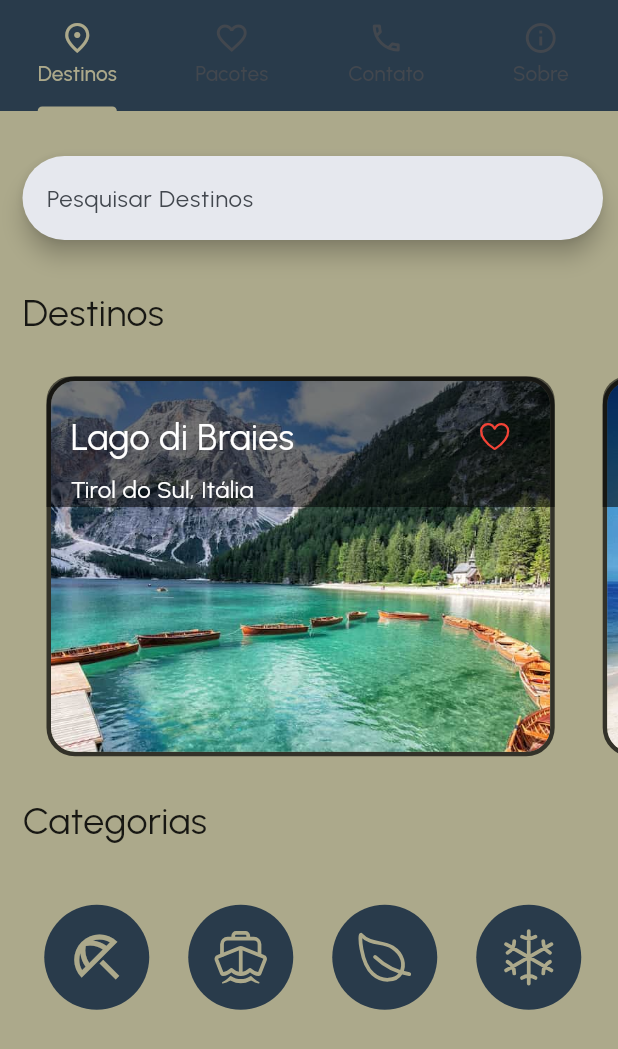
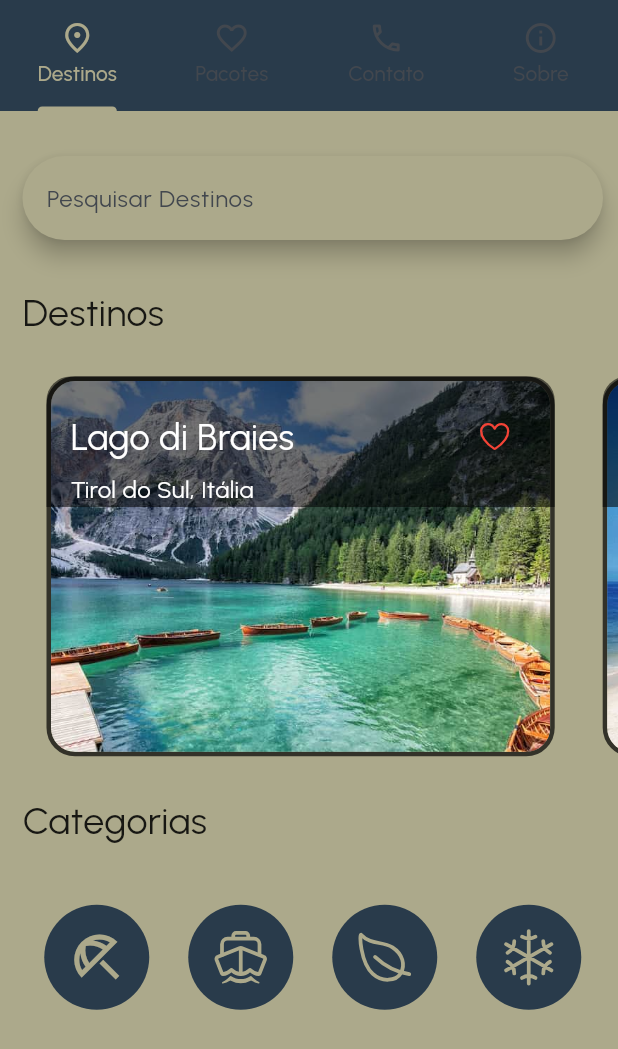
Before and after one commit to Alvimm/m4n2, a Flutter app: the screen it shows after launch, on a phone screen of 412 x 824 dp. Shown: the top 1049 px of the screen. Run offline on Flutter 3.47's test engine with Material 3 defaults, Android fonts, the phone set to English and light mode, and no system bars; our stand-ins replace google_fonts, ionicons; statements that could not run were skipped.

Commit message:
Add custom search bar widget

```diff
--- a/lib/screens/destinations_screen.dart
+++ b/lib/screens/destinations_screen.dart
@@ -1,6 +1,7 @@
 import 'package:explore_mundo_app/utils/colors.dart';
 import 'package:explore_mundo_app/widgets/banner_destinations.dart';
 import 'package:explore_mundo_app/widgets/category_icon_btn.dart';
+import 'package:explore_mundo_app/widgets/custom_search_bar.dart';
 import 'package:explore_mundo_app/widgets/heading_text.dart';
 import 'package:flutter/material.dart';
 import 'package:ionicons/ionicons.dart';
@@ -18,13 +19,7 @@ class DestinationsScreen extends StatelessWidget {
           left: 15,
         ),
         children: const <Widget>[
-          Padding(
-            padding: EdgeInsets.only(right: 10, bottom: 30),
-            child: SearchBar(
-              hintText: 'Pesquisar Destinos',
-            ),
-          ),
-
+          CustomSearchBar(),
           HeadingText(heading: 'Destinos'),
           BannerDestinations(),
           HeadingText(
--- /dev/null
+++ b/lib/widgets/custom_search_bar.dart
@@ -0,0 +1,28 @@
+import 'package:explore_mundo_app/utils/colors.dart';
+import 'package:flutter/material.dart';
+
+class CustomSearchBar extends StatelessWidget {
+  const CustomSearchBar({super.key});
+
+  @override
+  Widget build(BuildContext context) {
+    return Padding(
+      padding: const EdgeInsets.only(right: 10, bottom: 30),
+      child: SearchBar(
+        textCapitalization: TextCapitalization.words,
+        hintText: 'Pesquisar Destinos',
+        hintStyle: MaterialStateProperty.all(
+          const TextStyle(
+            color: MyColors.hintText,
+          ),
+        ),
+        backgroundColor: MaterialStateProperty.all(MyColors.secondary),
+        textStyle: MaterialStateProperty.all(
+          const TextStyle(
+            color: MyColors.primary,
+          ),
+        ),
+      ),
+    );
+  }
+}
```
